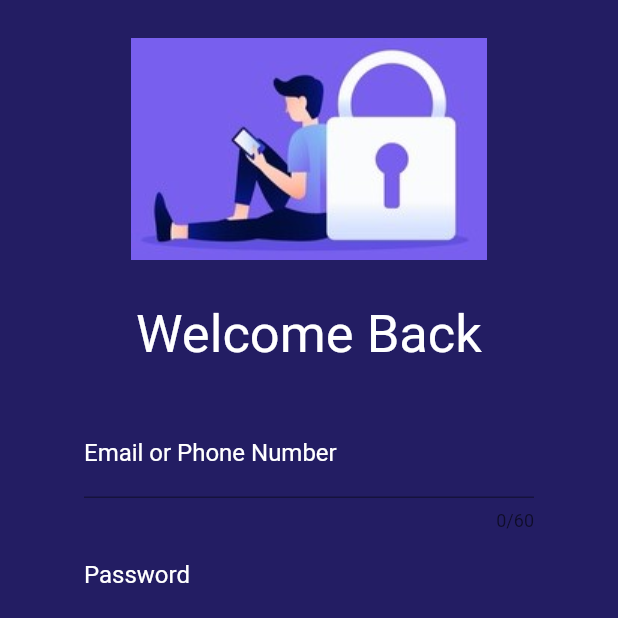
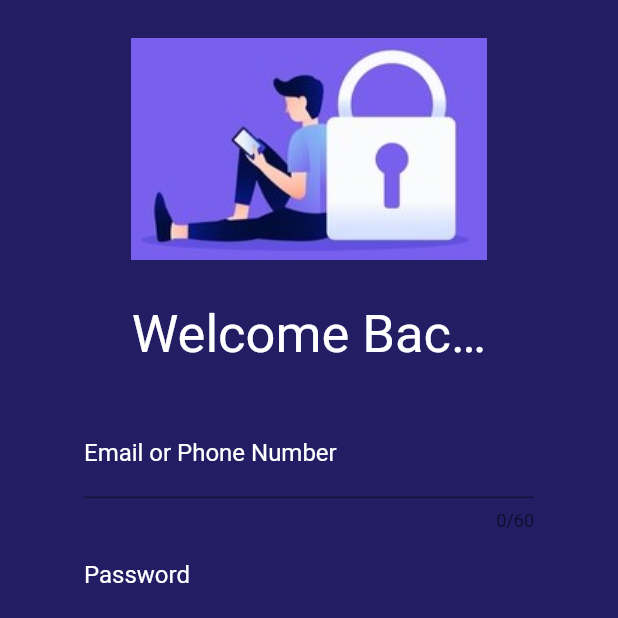
Before and after one commit to CriSanbed/Lab02, a Flutter app: the screen it shows after launch, on a phone screen of 412 x 824 dp, the top half of it. Run offline on Flutter 3.47's test engine with Material 2 defaults, Android fonts, the phone set to English and light mode, and no system bars; missing offline and left inert: generic_bloc_provider; Roboto replaces fonts that are missing (Akayas).

Commit message:
Update login.dart

```diff
--- a/flutter_application_1/lib/User/UI/Screen/login.dart
+++ b/flutter_application_1/lib/User/UI/Screen/login.dart
@@ -29,7 +29,7 @@ class Login extends StatelessWidget {
               alignment: Alignment.center,
               width: 250.0,
               height: 100.0,
-              child: Text('''Welcome Back''',
+              child: Text('''Welcome Back.........''',
                   textAlign: TextAlign.center,
                   overflow: TextOverflow.ellipsis,
                   style: TextStyle(
```
